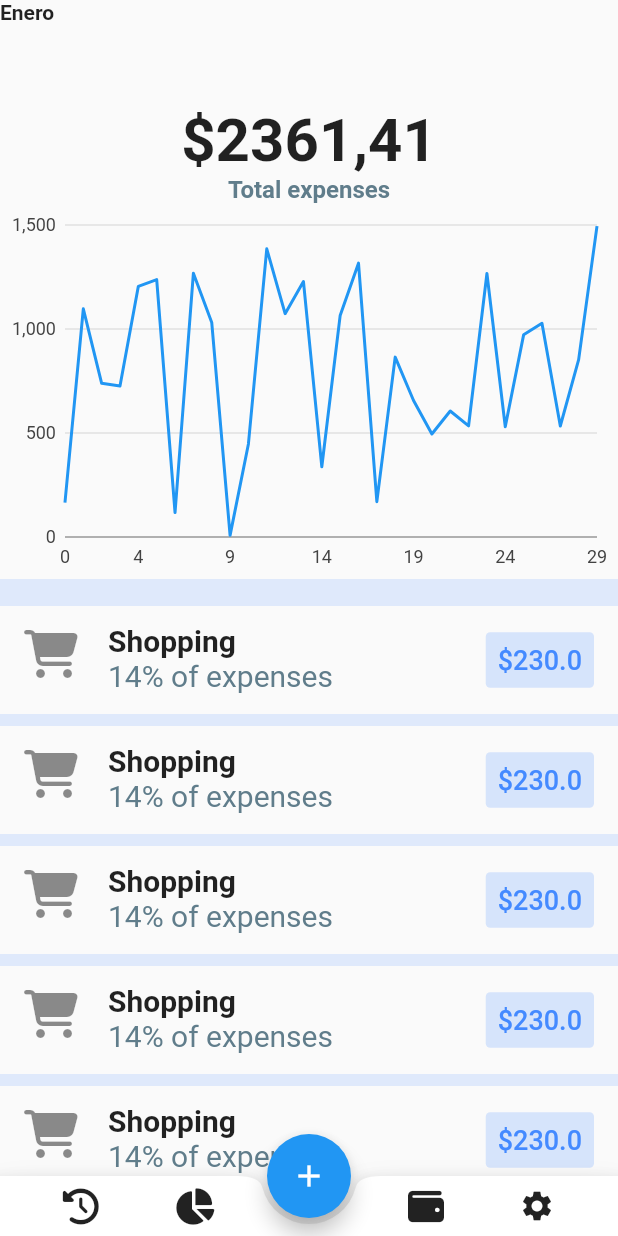
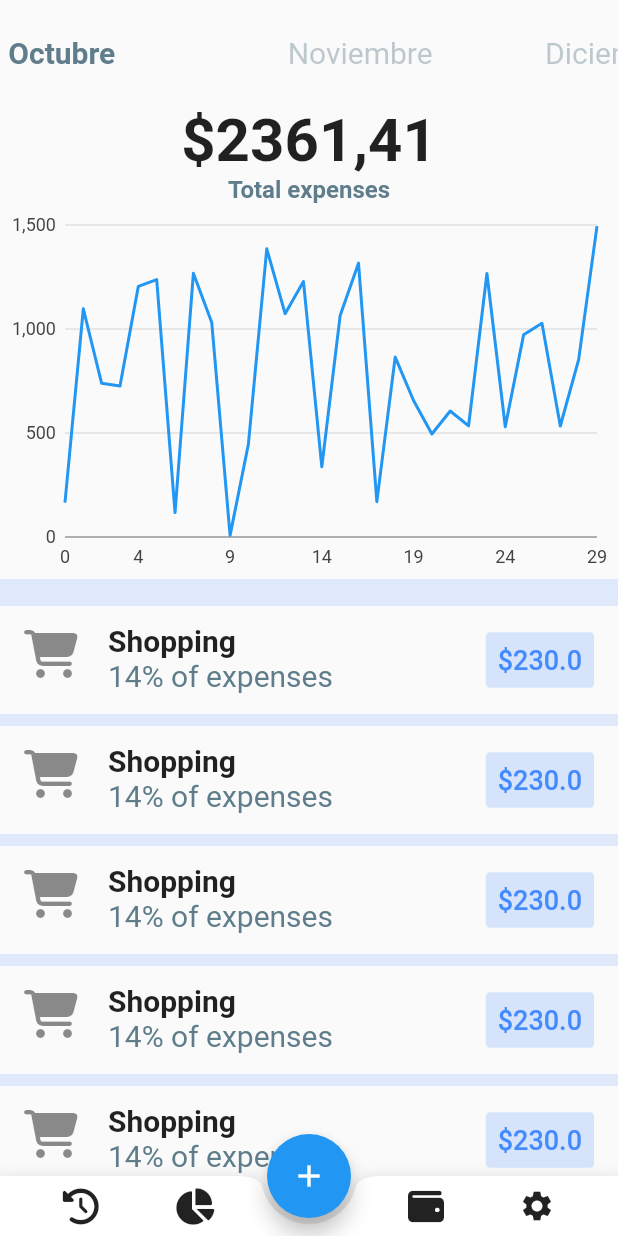
Before and after one commit to janerleonardo/Finance, a Flutter app: the screen it shows after launch, on a phone screen of 412 x 824 dp. Run offline on Flutter 3.47's test engine with Material 2 defaults, Android fonts, the phone set to English and light mode, and no system bars; our stand-ins replace charts_flutter, font_awesome_flutter.

Commit message:
Mounth Selector

```diff
--- a/lib/finance_app.dart
+++ b/lib/finance_app.dart
@@ -3,6 +3,9 @@ import 'package:font_awesome_flutter/font_awesome_flutter.dart';
 import 'graph_wigget.dart';
 
 class FinanceApp extends StatelessWidget {
+  late PageController _controller;
+  late int currentPage = 10;
+
   Widget _bottomAction(IconData icon) {
     return InkWell(
       child: Padding(
@@ -29,74 +32,46 @@ class FinanceApp extends StatelessWidget {
     ));
   }
 
+  Widget _pageItem(String name, int position) {
+    var _alignment;
+
+    final seleted = TextStyle( fontSize: 20.0, color: Colors.blueGrey, fontWeight: FontWeight.bold);
+    final unseleted = TextStyle(fontSize: 20.0,color: Colors.blueGrey.withOpacity(0.4), fontWeight: FontWeight.normal);
+
+    if (position == currentPage) {
+      _alignment = Alignment.center;
+    } else if (position > currentPage) {
+      _alignment = Alignment.centerRight;
+    } else {
+      _alignment = Alignment.centerLeft;
+    }
+    return Align(
+      alignment: _alignment,
+      child: Text(name,
+      style: position == currentPage ? seleted: unseleted,),
+    );
+  }
+
   _selector() {
     return SizedBox.fromSize(
-      size: Size.fromHeight(70.0)
-      ,child: PageView(
-      children: [
-        Text("Enero",
-        style: TextStyle(
-            fontWeight: FontWeight.bold
-            )
-            ),
-        Text("Febrero",
-        style: TextStyle(
-            fontWeight: FontWeight.bold
-            )
-            ),
-        Text("Marzo",
-        style: TextStyle(
-            fontWeight: FontWeight.bold
-            )
-            ),
-        Text("Abril",
-        style: TextStyle(
-            fontWeight: FontWeight.bold
-            )
-            ),
-        Text("Mayo",
-        style: TextStyle(
-            fontWeight: FontWeight.bold
-            )
-            ),
-        Text("Junio",
-        style: TextStyle(
-            fontWeight: FontWeight.bold
-            )
-            ),
-        Text("Julio",
-        style: TextStyle(
-            fontWeight: FontWeight.bold
-            )
-            ),
-        Text("Agosto",
-        style: TextStyle(
-            fontWeight: FontWeight.bold
-            )
-            ),
-        Text("Septiembre",
-        style: TextStyle(
-            fontWeight: FontWeight.bold
-            )
-            ),
-        Text("Octubre",
-        style: TextStyle(
-            fontWeight: FontWeight.bold
-            )
-            ),
-        Text("Noviembre",
-        style: TextStyle(
-            fontWeight: FontWeight.bold
-            )
-            ),
-        Text("Diciembre",
-        style: TextStyle(
-            fontWeight: FontWeight.bold
-            )
-            ),
-      ],
-    )
-    );
+        size: Size.fromHeight(70.0),
+        child: PageView(
+          controller: _controller,
+          children: [
+            _pageItem("Enero", 1),
+            _pageItem("Febrero", 2),
+            _pageItem("Marzo", 3),
+            _pageItem("Abril", 4),
+            _pageItem("Mayo", 5),
+            _pageItem("Junio", 6),
+            _pageItem("Julio", 7),
+            _pageItem("Agosto", 8),
+            _pageItem("Septiembre", 9),
+            _pageItem("Octubre", 10),
+            _pageItem("Noviembre", 11),
+            _pageItem("Diciembre", 12),
+          ],
+        ));
   }
 
   _expenses() {
@@ -129,21 +104,57 @@ class FinanceApp extends StatelessWidget {
   }
 
   _list() {
-    return  Expanded(
-      child:  ListView.separated(
-        itemBuilder: (context, index) => _Item(FontAwesomeIcons.shoppingCart, "Shopping", 14, 230.00),
-        separatorBuilder: (context, index) => Container(
-          color: Colors.blueAccent.withOpacity(0.15),
-          height: 8.0,
-        ), itemCount: 10,
-    )
+    return Expanded(
+        child: ListView.separated(
+      itemBuilder: (context, index) =>
+          _Item(FontAwesomeIcons.shoppingCart, "Shopping", 14, 230.00),
+      separatorBuilder: (context, index) => Container(
+        color: Colors.blueAccent.withOpacity(0.15),
+        height: 8.0,
+      ),
+      itemCount: 10,
+    ));
+  }
+
+  _Item(IconData icon, String name, int percent, double value) {
+    return ListTile(
+      leading: Icon(
+        icon,
+        size: 32.0,
+      ),
+      title: Text(
+        name,
+        style: TextStyle(
+          fontWeight: FontWeight.bold,
+          fontSize: 20.0,
+        ),
+      ),
+      subtitle: Text(
+        "$percent% of expenses",
+        style: TextStyle(fontSize: 20.0, color: Colors.blueGrey),
+      ),
+      trailing: Container(
+        decoration: BoxDecoration(
+          color: Colors.blueAccent.withOpacity(0.2),
+          borderRadius: BorderRadius.circular(3.0),
+        ),
+        child: Padding(
+            padding: EdgeInsets.all(8.0),
+            child: Text(
+              "\$$value",
+              style: TextStyle(
+                  fontWeight: FontWeight.w500,
+                  color: Colors.blueAccent,
+                  fontSize: 18.0),
+            )),
+      ),
     );
   }
 
-
-
   @override
   Widget build(BuildContext context) {
+    _controller =
+        PageController(initialPage: currentPage, viewportFraction: 0.4);
     final _buttomBar = BottomAppBar(
       notchMargin: 4.0,
       shape: CircularNotchedRectangle(),
@@ -170,39 +181,4 @@ class FinanceApp extends StatelessWidget {
       body: _body(),
     );
   }
-
-  _Item(IconData icon, String name, int percent, double value) {
-    return ListTile(
-      leading: Icon(icon, size: 32.0,),
-      title: Text(name,
-      style: TextStyle(
-        fontWeight: FontWeight.bold,
-        fontSize: 20.0,
-      ),
-      ),
-      subtitle: Text("$percent% of expenses",
-      style: TextStyle(
-        fontSize: 20.0,
-        color: Colors.blueGrey
-      ),
-      ),
-      trailing: Container(
-        decoration: BoxDecoration(
-          color:  Colors.blueAccent.withOpacity(0.2),
-          borderRadius: BorderRadius.circular(3.0),
-        ),
-        child:  Padding(
-          padding: EdgeInsets.all(8.0),
-          child: Text("\$$value",
-          style: TextStyle(
-            fontWeight: FontWeight.w500,
-            color: Colors.blueAccent,
-            fontSize: 18.0
-
-          ),)
-        ) ,
-      )
-      ,
-    );
-  }
 }
```
